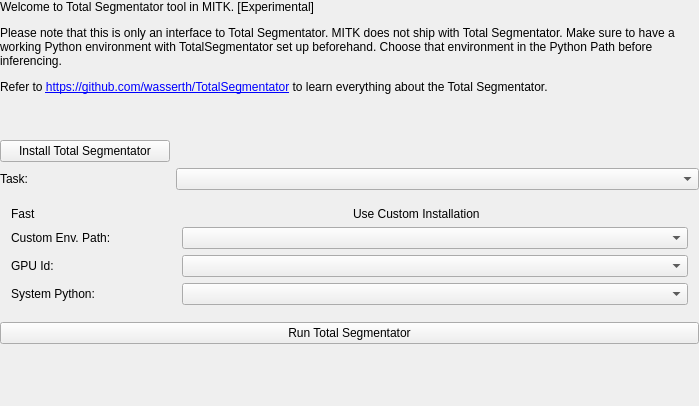
This is Modules/SegmentationUI/Qmitk/QmitkTotalSegmentatorGUIControls.ui in MITK/MITK as Qt 5 draws it before an edit. The edited form follows.
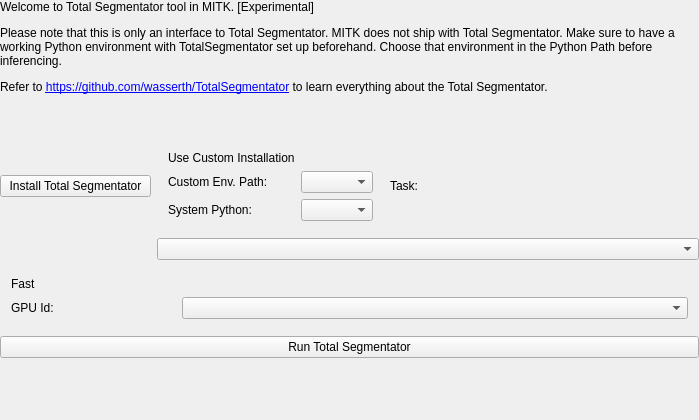
This is the edited form. Custom widgets are drawn as their Qt base class.

Commit message: Install options as separate collapsible box

```diff
--- a/Modules/SegmentationUI/Qmitk/QmitkTotalSegmentatorGUIControls.ui
+++ b/Modules/SegmentationUI/Qmitk/QmitkTotalSegmentatorGUIControls.ui
@@ -83,8 +83,105 @@
 		<string>Install Total Segmentator</string>
 	   </property>
 	  </widget>
+	 </item>
+		
+	 <item row="2" colspan="4">
+	  <widget class="ctkCollapsibleGroupBox" name="installGroupBox" native="true">
+	   <property name="minimumSize">
+		<size>
+		 <width>0</width>
+		 <height>0</height>
+		</size>
+	   </property>
+	   <property name="title" stdset="0">
+		<string>Install Options</string>
+	   </property>
+	   <property name="flat" stdset="0">
+		<bool>true</bool>
+	   </property>
+	   <property name="collapsedHeight" stdset="0">
+		<number>5</number>
+	    </property>
+		<property name="collapsed" stdset="0">
+		 <bool>true</bool>
+		</property>
+		<layout class="QVBoxLayout" name="verticalLayout_0">
+		<item>
+		 <layout class="QGridLayout" name="_1">
+		  <property name="leftMargin">
+		   <number>0</number>
+		  </property>
+		  <property name="topMargin">
+		   <number>0</number>
+		  </property>
+		  <property name="rightMargin">
+		   <number>0</number>
+		  </property>
+		  <property name="bottomMargin">
+		   <number>0</number>
+		  </property>
+		  <property name="spacing">
+		   <number>6</number>
+		  </property>
+		  <item row="0" column="0">
+		   <widget class="QLabel" name="OverrideLabel">
+			<property name="sizePolicy">
+			 <sizepolicy hsizetype="Preferred" vsizetype="Preferred">
+			  <horstretch>0</horstretch>
+			  <verstretch>0</verstretch>
+			 </sizepolicy>
+			</property>
+			<property name="text">
+				<string>Use Custom Installation</string>
+			</property>
+		   </widget>
+		  </item>
+		  <item row="0" column="1">
+		   <widget class="ctkCheckBox" name="overrideBox" native="true">
+			<property name="checked" stdset="0">
+			 <bool>false</bool>
+			</property>
+		   </widget>
+		  </item>
+		  <item row="1" column="0">
+		   <widget class="QLabel" name="pythonEnvLabel">
+			<property name="sizePolicy">
+			 <sizepolicy hsizetype="Preferred" vsizetype="Preferred">
+			  <horstretch>0</horstretch>
+			  <verstretch>0</verstretch>
+			 </sizepolicy>
+			</property>
+			<property name="text">
+			 <string>Custom Env. Path:</string>
+			</property>
+		   </widget>
+		  </item>
+		  <item row="1" column="1" colspan="3">
+		   <widget class="ctkComboBox" name="pythonEnvComboBox"/>
+		  </item>
+		  <item row="2" column="0">
+		   <widget class="QLabel" name="sysPythonLabel">
+			<property name="sizePolicy">
+			 <sizepolicy hsizetype="Preferred" vsizetype="Preferred">
+			  <horstretch>0</horstretch>
+			  <verstretch>0</verstretch>
+			 </sizepolicy>
+			</property>
+			<property name="text">
+			  <string>System Python:</string>
+			</property>
+		   </widget>
+		  </item>
+		  <item row="2" column="1" colspan="3">
+		   <widget class="ctkComboBox" name="sysPythonComboBox"/>
+		  </item>
+		 </layout>
+		</item>
+	   </layout>
+	  </widget>
 	 </item>	
-	 <item row="2" column="0">
+		
+	 <item row="3" colspan="4">
 	  <widget class="QLabel" name="subtaskLabel">
 	   <property name="sizePolicy">
 		<sizepolicy hsizetype="Preferred" vsizetype="Preferred">
@@ -97,7 +194,7 @@
 	   </property>
 	  </widget>
 	 </item>
-	 <item row="2" column="1" colspan="3">
+	 <item row="3" column="1" colspan="3">
 	  <widget class="ctkComboBox" name="subtaskComboBox"/>
 	 </item>
     </layout>
@@ -160,26 +257,6 @@
 		  </property>
 		 </widget>
 		</item>
-		<item row="0" column="2">
-		 <widget class="QLabel" name="OverrideLabel">
-		  <property name="sizePolicy">
-		   <sizepolicy hsizetype="Preferred" vsizetype="Preferred">
-			<horstretch>0</horstretch>
-			<verstretch>0</verstretch>
-		   </sizepolicy>
-		  </property>
-		  <property name="text">
-		   <string>Use Custom Installation</string>
-		  </property>
-		 </widget>
-		</item>
-		<item row="0" column="3">
-		 <widget class="ctkCheckBox" name="overrideBox" native="true">
-		  <property name="checked" stdset="0">
-		   <bool>false</bool>
-		  </property>
-		 </widget>
-		</item>
         <item row="2" column="0">
          <widget class="QLabel" name="gpuSpinLabel">
           <property name="sizePolicy">
@@ -196,39 +273,6 @@
         <item row="2" column="1" colspan="3">
          <widget class="ctkComboBox" name="gpuComboBox"/>
         </item>
-        
-		<item row="1" column="0">
-		 <widget class="QLabel" name="pythonEnvLabel">
-		  <property name="sizePolicy">
-		   <sizepolicy hsizetype="Preferred" vsizetype="Preferred">
-			<horstretch>0</horstretch>
-			<verstretch>0</verstretch>
-		   </sizepolicy>
-		  </property>
-		  <property name="text">
-		   <string>Custom Env. Path:</string>
-		  </property>
-		 </widget>
-		</item>
-		<item row="1" column="1" colspan="3">
-	     <widget class="ctkComboBox" name="pythonEnvComboBox"/>
-		</item>
-		<item row="3" column="0">
-		 <widget class="QLabel" name="sysPythonLabel">
-		  <property name="sizePolicy">
-		   <sizepolicy hsizetype="Preferred" vsizetype="Preferred">
-			<horstretch>0</horstretch>
-			<verstretch>0</verstretch>
-		   </sizepolicy>
-		  </property>
-		  <property name="text">
-		   <string>System Python:</string>
-		  </property>
-		 </widget>
-		</item>
-		<item row="3" column="1" colspan="3">
-		 <widget class="ctkComboBox" name="sysPythonComboBox"/>
-		</item>      
        </layout>
       </item>
      </layout>
```
Left out of the diff: 2 changed lines with no effect on the pictures.
